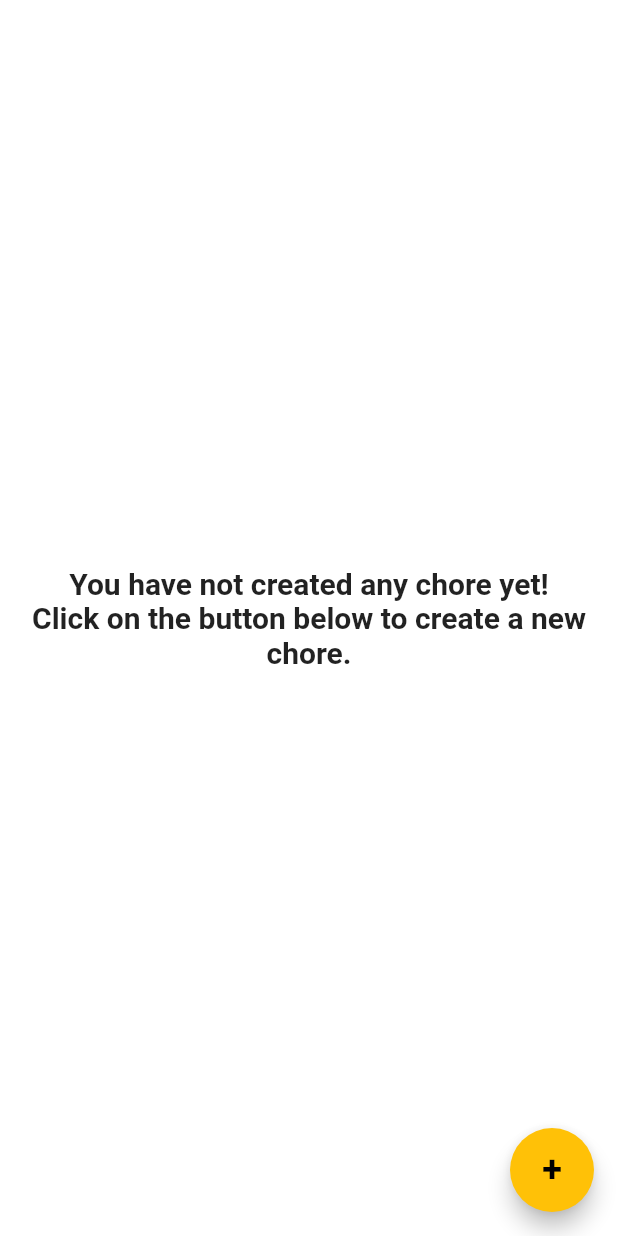
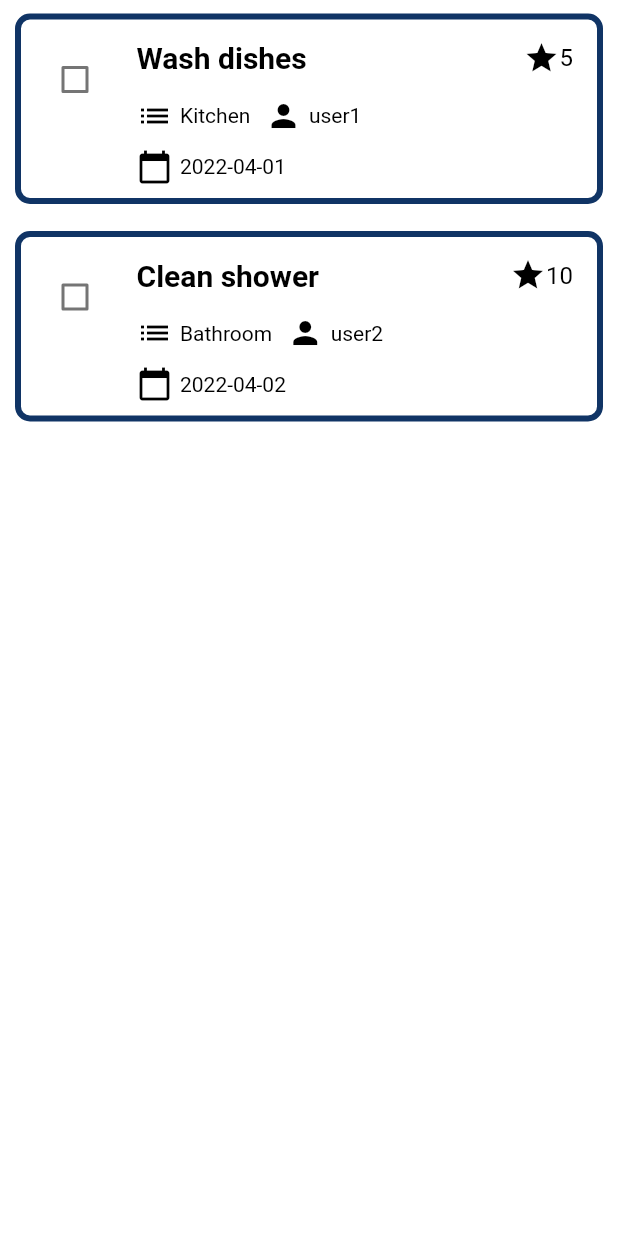
Before and after one commit to TYCTYCTYCTYCTYCTYC/home_share, a Flutter app: the Chores widget shown alone on an empty page, opened directly, on a phone screen of 412 x 824 dp. Run offline on Flutter 3.47's test engine with Material 2 defaults, Android fonts, the phone set to English and light mode, and no system bars; our stand-ins replace date_time_picker, fluttertoast, google_fonts, google_nav_bar, supabase, supabase_flutter; accounts and stored records are empty; network calls fail; Roboto replaces fonts that are missing (Arvo).

Commit message:
update chores

```diff
--- a/lib/chores.dart
+++ b/lib/chores.dart
@@ -1,6 +1,24 @@
 import 'package:flutter/material.dart';
 import 'package:google_fonts/google_fonts.dart';
 import 'package:home_share/chores_form_page.dart';
+
+class Chore {
+  final String startDate;
+  final String category;
+  final String assignedUserId;
+  final String description;
+  final int effortPoints;
+  bool isCompleted;
+
+  Chore({
+    required this.startDate,
+    required this.category,
+    required this.assignedUserId,
+    required this.description,
+    required this.effortPoints,
+    this.isCompleted = false,
+  });
+}
 
 class Chores extends StatefulWidget {
   const Chores({Key? key}) : super(key: key);
@@ -14,38 +32,168 @@ class Chores extends StatefulWidget {
 }
 
 class _ChoresState extends State<Chores> {
-  int _counter = 0;
+  List<Chore> _chores = [
+    Chore(
+      startDate: '2022-04-01',
+      category: 'Kitchen',
+      assignedUserId: 'user1',
+      description: 'Wash dishes',
+      effortPoints: 5,
+    ),
+    Chore(
+      startDate: '2022-04-02',
+      category: 'Bathroom',
+      assignedUserId: 'user2',
+      description: 'Clean shower',
+      effortPoints: 10,
+    ),
+  ];
+
+//   @override
+//   Widget build(BuildContext context) {
+//     return Scaffold(
+//       backgroundColor: Colors.white,
+//       body: SizedBox(
+//         width: MediaQuery.of(context).size.width,
+//         child: Center(
+//           child: Text(
+//             "You have not created any chores yet! \nClick on the button below to create a new chore.",
+//             textAlign: TextAlign.center,
+//             style: GoogleFonts.arvo(
+//               fontSize: 20,
+//               fontWeight: FontWeight.bold,
+//             ),
+//           ),
+//         ),
+//       ),
+//       floatingActionButton: FloatingActionButton(
+//           onPressed: () {
+//             Navigator.of(context).push(ChoreFormPage.route());
+//           },
+//           backgroundColor: Colors.amber,
+//           child: const Text(
+//             '+',
+//             style: TextStyle(
+//               fontWeight: FontWeight.bold,
+//               color: Colors.black,
+//               fontSize: 24,
+//             ),
+//           )),
+//     );
+//   }
+// }
 
   @override
   Widget build(BuildContext context) {
-    return Scaffold(
-      backgroundColor: Colors.white,
-      body: SizedBox(
-        width: MediaQuery.of(context).size.width,
-        child: Center(
+    return Container(
+        color: Colors.white,
+        child: ListView.builder(
+          itemCount: _chores.length,
+          itemBuilder: (BuildContext context, int index) {
+            return Padding(
+                padding: const EdgeInsets.symmetric(vertical: 4.0),
+                child: Container(
+                  decoration: BoxDecoration(
+                    borderRadius: BorderRadius.circular(10.0),
+                    border: Border.all(
+                      color: Color(0xFF103465),
+                      width: 4.0,
+                    ),
+                  ),
+                  margin: EdgeInsets.symmetric(vertical: 5, horizontal: 10),
+                  child: ListTile(
+                    tileColor: Colors.transparent,
+                    leading: SizedBox(
+                      width: 40,
+                      child: Align(
+                        alignment: Alignment.topLeft,
+                        child: Checkbox(
+                          value: _chores[index].isCompleted,
+                          onChanged: (bool? value) {
+                            setState(() {
+                              _chores[index].isCompleted = value!;
+                            });
+                          },
+                        ),
+                      ),
+                    ),
+                    title: Row(
+                      mainAxisAlignment: MainAxisAlignment.spaceBetween,
+                      children: [
+                        Padding(
+                          padding:
+                              EdgeInsets.symmetric(vertical: 10, horizontal: 5),
                           child: Text(
-            "You have not created any chore yet! \nClick on the button below to create a new chore.",
-            textAlign: TextAlign.center,
+                            _chores[index].description,
                             style: GoogleFonts.arvo(
                               fontSize: 20,
                               fontWeight: FontWeight.bold,
+                              color: Colors.black,
                             ),
                           ),
                         ),
+                        Row(
+                          children: [
+                            Icon(
+                              Icons.star,
+                              color: Colors.black,
                             ),
-      floatingActionButton: FloatingActionButton(
-          onPressed: () {
-            Navigator.of(context).push(ChoreFormPage.route());
+                            Text(
+                              '${_chores[index].effortPoints}',
+                              style: TextStyle(
+                                color: Colors.black,
+                              ),
+                            ),
+                          ],
+                        ),
+                      ],
+                    ),
+                    subtitle: Padding(
+                        padding:
+                            EdgeInsets.symmetric(vertical: 5, horizontal: 5),
+                        child: Column(children: [
+                          Row(
+                            children: [
+                              Icon(Icons.list, color: Colors.black),
+                              SizedBox(width: 5),
+                              Text(
+                                '${_chores[index].category}',
+                                style: TextStyle(
+                                  color: Colors.black,
+                                ),
+                              ),
+                              VerticalDivider(
+                                thickness: 3,
+                                color: Colors.black,
+                                width: 10,
+                              ),
+                              Icon(Icons.person, color: Colors.black),
+                              SizedBox(width: 5),
+                              Text(
+                                '${_chores[index].assignedUserId}',
+                                style: TextStyle(
+                                  color: Colors.black,
+                                ),
+                              ),
+                            ],
+                          ),
+                          SizedBox(height: 10),
+                          Row(
+                            children: [
+                              Icon(Icons.calendar_today, color: Colors.black),
+                              SizedBox(width: 5),
+                              Text(
+                                '${_chores[index].startDate}',
+                                style: TextStyle(
+                                  color: Colors.black,
+                                ),
+                              ),
+                            ],
+                          ),
+                        ])),
+                  ),
+                ));
           },
-          backgroundColor: Colors.amber,
-          child: const Text(
-            '+',
-            style: TextStyle(
-              fontWeight: FontWeight.bold,
-              color: Colors.black,
-              fontSize: 24,
-            ),
-          )),
-    );
+        ));
   }
 }
```
Lines whose indentation alone changed are shown as unchanged.
